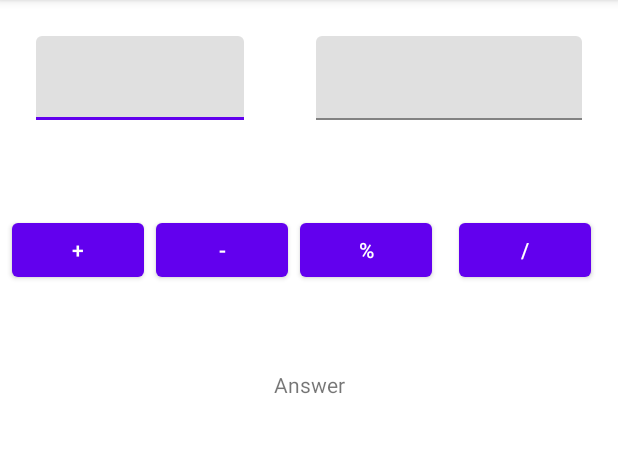
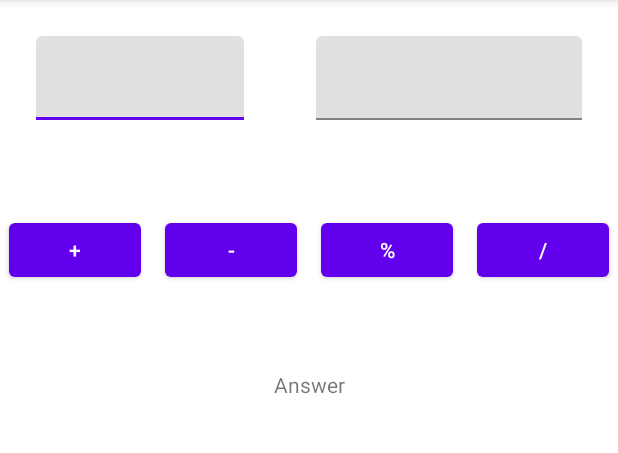
Before and after one commit to SalmaSafe/Assessment3Calculator, an Android app: the screen it shows after launch (MainActivity), on a phone screen of 412 x 824 dp, the part 84-537 px from its top. Run offline under Robolectric (Android 15) with nearby library versions, the phone set to English and light mode, and no system bars.

Commit message:
first commit

```diff
--- a/app/src/main/res/layout/activity_main.xml
+++ b/app/src/main/res/layout/activity_main.xml
@@ -55,7 +55,9 @@
         android:layout_height="wrap_content"
         android:layout_marginStart="8dp"
         android:layout_marginTop="24dp"
+        android:layout_marginEnd="8dp"
         android:text="+"
+        app:layout_constraintEnd_toStartOf="@+id/btnSubtract"
         app:layout_constraintStart_toStartOf="parent"
         app:layout_constraintTop_toTopOf="@+id/guideline3" />
 
@@ -65,7 +67,9 @@
         android:layout_height="wrap_content"
         android:layout_marginStart="8dp"
         android:layout_marginTop="24dp"
+        android:layout_marginEnd="8dp"
         android:text="-"
+        app:layout_constraintEnd_toStartOf="@+id/btnModulus"
         app:layout_constraintStart_toEndOf="@+id/btnAdd"
         app:layout_constraintTop_toTopOf="@+id/guideline3" />
 
@@ -82,7 +86,9 @@
         android:layout_height="wrap_content"
         android:layout_marginStart="8dp"
         android:layout_marginTop="24dp"
+        android:layout_marginEnd="8dp"
         android:text="%"
+        app:layout_constraintEnd_toStartOf="@+id/btnDivision"
         app:layout_constraintStart_toEndOf="@+id/btnSubtract"
         app:layout_constraintTop_toTopOf="@+id/guideline3" />
 
```
